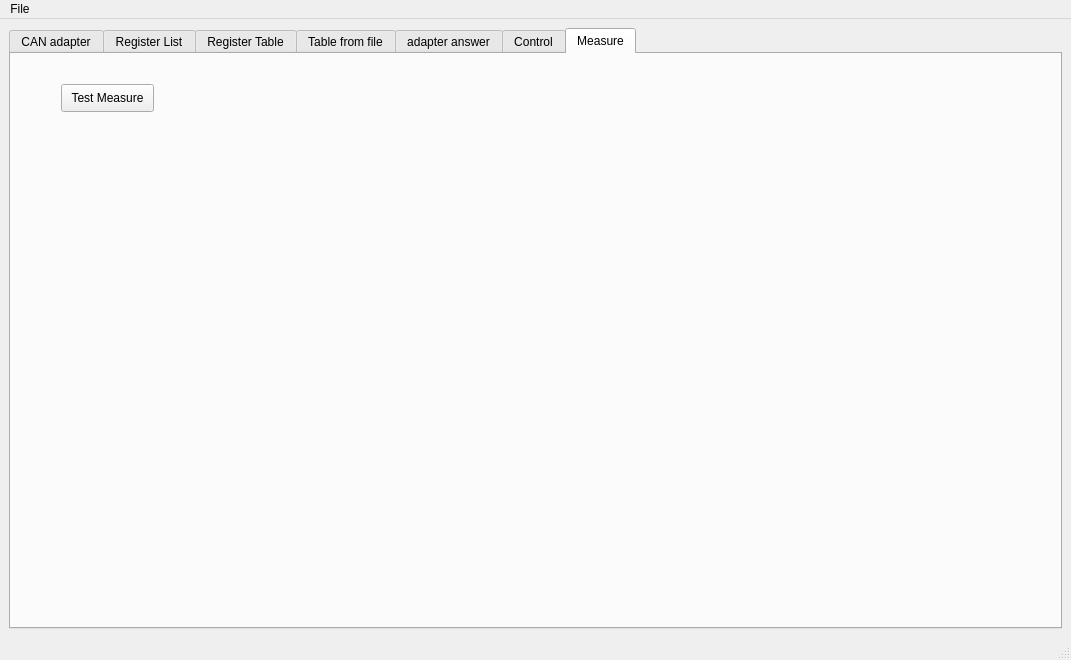
Old version of the form mainwindow.ui in the repository totktobroditvokrug/EL205-QT.
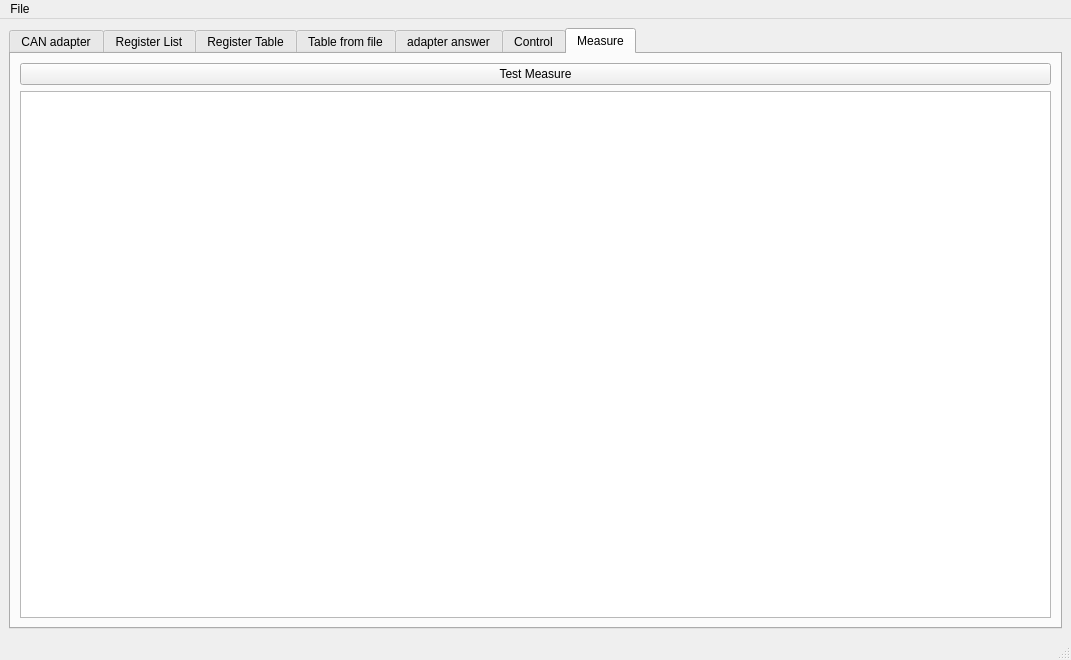
New version of the form. The open tabs and pages were chosen to show the change.

Diff of the .ui file:
```diff
--- a/mainwindow.ui
+++ b/mainwindow.ui
@@ -1279,19 +1279,18 @@
        <attribute name="title">
         <string>Measure</string>
        </attribute>
+       <layout class="QGridLayout" name="gridLayout_11">
+        <item row="0" column="0">
        <widget class="QPushButton" name="pushButton_testMeasure">
-        <property name="geometry">
-         <rect>
-          <x>50</x>
-          <y>30</y>
-          <width>93</width>
-          <height>28</height>
-         </rect>
-        </property>
         <property name="text">
          <string>Test Measure</string>
         </property>
        </widget>
+        </item>
+        <item row="1" column="0">
+         <widget class="QTextEdit" name="textEdit_hash"/>
+        </item>
+       </layout>
       </widget>
      </widget>
     </item>
```
Left out of the diff: 2 changed lines with no effect on the pictures. Lines whose indentation alone changed are shown as unchanged.
